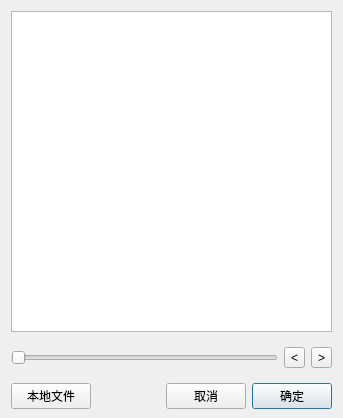
Old version of the form JChat/ImageCut.ui in the repository jpush/jchat-windows.
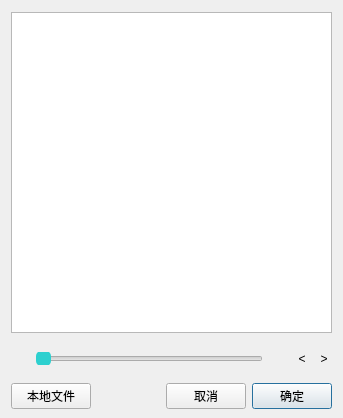
New version of the form. Icons and pictures are not drawn.

The edit to the form file:
```diff
--- a/JChat/ImageCut.ui
+++ b/JChat/ImageCut.ui
@@ -13,6 +13,12 @@
   <property name="windowTitle">
    <string>图片剪切</string>
   </property>
+  <property name="styleSheet">
+   <string notr="true">QToolButton
+{
+	border:none;
+}</string>
+  </property>
   <layout class="QVBoxLayout" name="verticalLayout">
    <property name="spacing">
     <number>15</number>
@@ -87,8 +93,40 @@
    </item>
    <item>
     <layout class="QHBoxLayout" name="horizontalLayout">
+     <item>
+      <widget class="QToolButton" name="btnScaleDown">
+       <property name="styleSheet">
+        <string notr="true">QToolButton
+{
+	image: url(:/image/resource/缩小.png);
+}
+</string>
+       </property>
+       <property name="text">
+        <string/>
+       </property>
+      </widget>
+     </item>
      <item>
       <widget class="QSlider" name="horizontalSlider">
+       <property name="styleSheet">
+        <string notr="true">QSlider
+{
+	height:13px;
+}
+  QSlider::groove:horizontal {
+ 
+  }
+
+ QSlider::handle:horizontal {
+
+	background-color: rgb(45, 208, 207);
+    width: 13px;
+	height:13px;
+    border-radius: 5px;
+  }
+</string>
+       </property>
        <property name="maximum">
         <number>100</number>
        </property>
@@ -97,6 +135,25 @@
        </property>
       </widget>
      </item>
+     <item>
+      <widget class="QToolButton" name="btnScaleUp">
+       <property name="styleSheet">
+        <string notr="true">QToolButton
+{
+	
+	image: url(:/image/resource/放大.png);
+}
+
+QToolButton:pressed
+{
+	
+}</string>
+       </property>
+       <property name="text">
+        <string/>
+       </property>
+      </widget>
+     </item>
      <item>
       <widget class="QToolButton" name="rotateLeft">
        <property name="text">
```
Left out of the diff: 4 changed lines with no effect on the pictures.
